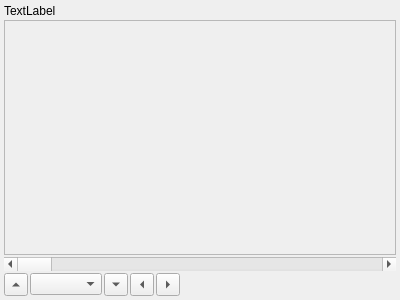
Old version of the form AIProject/pictureview.ui in the repository huangatone/AI-C-PlusPlus-Qt.
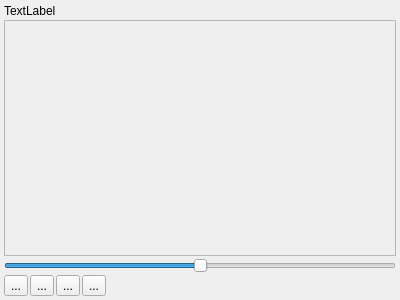
New version of the form. Icons and pictures are not drawn.

Patch:
```diff
--- a/AIProject/pictureview.ui
+++ b/AIProject/pictureview.ui
@@ -29,34 +29,7 @@
    <property name="spacing">
     <number>2</number>
    </property>
-   <item row="3" column="2">
-    <widget class="QToolButton" name="btnZoomOut">
-     <property name="text">
-      <string>...</string>
-     </property>
-     <property name="arrowType">
-      <enum>Qt::DownArrow</enum>
-     </property>
-    </widget>
-   </item>
-   <item row="0" column="0" colspan="6">
-    <widget class="QLabel" name="label">
-     <property name="text">
-      <string>TextLabel</string>
-     </property>
-    </widget>
-   </item>
-   <item row="3" column="0">
-    <widget class="QToolButton" name="btnZoomIn">
-     <property name="text">
-      <string>...</string>
-     </property>
-     <property name="arrowType">
-      <enum>Qt::UpArrow</enum>
-     </property>
-    </widget>
-   </item>
-   <item row="3" column="5">
+   <item row="3" column="4">
     <spacer name="horizontalSpacer">
      <property name="orientation">
       <enum>Qt::Horizontal</enum>
@@ -69,17 +42,17 @@
      </property>
     </spacer>
    </item>
-   <item row="3" column="4">
-    <widget class="QToolButton" name="btnNext">
+   <item row="3" column="0">
+    <widget class="QToolButton" name="btnPVZoomIn">
      <property name="text">
       <string>...</string>
      </property>
      <property name="arrowType">
-      <enum>Qt::RightArrow</enum>
+      <enum>Qt::NoArrow</enum>
      </property>
     </widget>
    </item>
-   <item row="1" column="0" colspan="6">
+   <item row="1" column="0" colspan="5">
     <widget class="QScrollArea" name="scrollArea">
      <property name="widgetResizable">
       <bool>true</bool>
@@ -90,14 +63,25 @@
         <x>0</x>
         <y>0</y>
         <width>390</width>
-        <height>226</height>
+        <height>220</height>
        </rect>
       </property>
      </widget>
     </widget>
    </item>
    <item row="3" column="1">
-    <widget class="QComboBox" name="comboBox"/>
+    <widget class="QToolButton" name="btnPVZoomOut">
+     <property name="text">
+      <string>...</string>
+     </property>
+     <property name="icon">
+      <iconset>
+       <normaloff>:/icon/zoomout.png</normaloff>:/icon/zoomout.png</iconset>
+     </property>
+     <property name="arrowType">
+      <enum>Qt::NoArrow</enum>
+     </property>
+    </widget>
    </item>
    <item row="3" column="3">
     <widget class="QToolButton" name="btnPre">
@@ -105,12 +89,36 @@
       <string>...</string>
      </property>
      <property name="arrowType">
-      <enum>Qt::LeftArrow</enum>
+      <enum>Qt::NoArrow</enum>
      </property>
     </widget>
    </item>
-   <item row="2" column="0" colspan="6">
-    <widget class="QScrollBar" name="horizontalScrollBar">
+   <item row="3" column="2">
+    <widget class="QToolButton" name="btnPVZoom">
+     <property name="text">
+      <string>...</string>
+     </property>
+     <property name="icon">
+      <iconset>
+       <normaloff>:/icon/nozoom.png</normaloff>:/icon/nozoom.png</iconset>
+     </property>
+     <property name="arrowType">
+      <enum>Qt::NoArrow</enum>
+     </property>
+    </widget>
+   </item>
+   <item row="0" column="0" colspan="5">
+    <widget class="QLabel" name="label">
+     <property name="text">
+      <string>TextLabel</string>
+     </property>
+    </widget>
+   </item>
+   <item row="2" column="0" colspan="5">
+    <widget class="QSlider" name="horizontalSlider">
+     <property name="minimum">
+      <number>-99</number>
+     </property>
      <property name="orientation">
       <enum>Qt::Horizontal</enum>
      </property>
```
Left out of the diff: 6 changed lines with no effect on the pictures.
